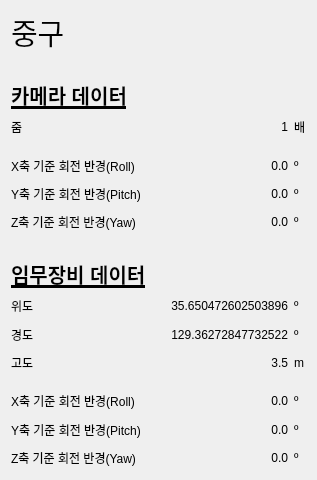
This is ui/camera_md_data_widget.ui in yangyang1598/20250910_skyeye as Qt 5 draws it before an edit. The edited form follows.
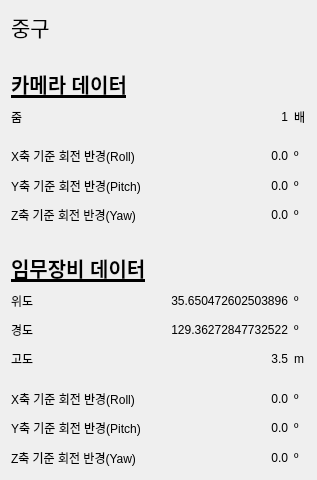
This is the edited form.

Patch:
```diff
--- a/ui/camera_md_data_widget.ui
+++ b/ui/camera_md_data_widget.ui
@@ -46,7 +46,7 @@
        <property name="font">
         <font>
          <family>휴먼둥근헤드라인</family>
-         <pointsize>22</pointsize>
+         <pointsize>16</pointsize>
         </font>
        </property>
        <property name="text">
```
